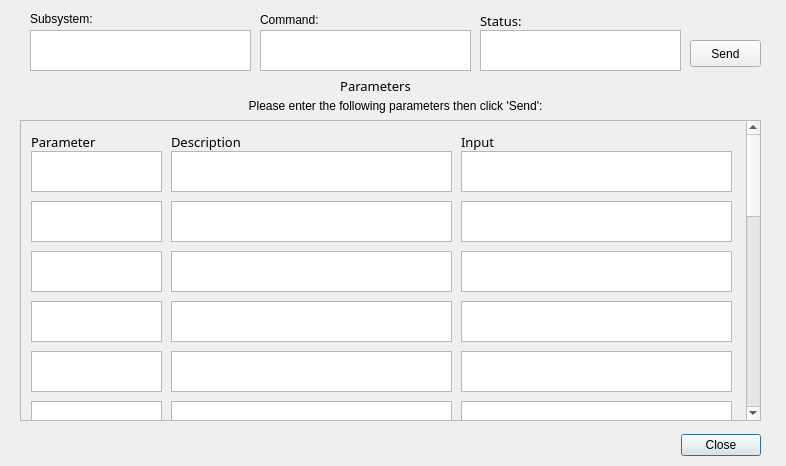
This is Subsystems/cmdGui/ParameterDialog.ui in nasa/cFS-GroundSystem as Qt 5 draws it before an edit. The edited form follows.
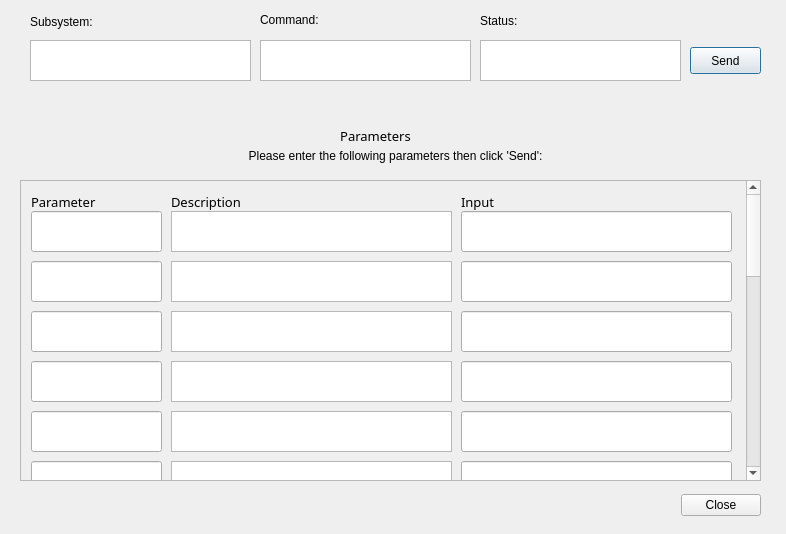
This is the edited form.

Diff of the .ui file:
```diff
--- a/Subsystems/cmdGui/ParameterDialog.ui
+++ b/Subsystems/cmdGui/ParameterDialog.ui
@@ -10,7 +10,7 @@
     <x>0</x>
     <y>0</y>
     <width>786</width>
-    <height>466</height>
+    <height>534</height>
    </rect>
   </property>
   <property name="windowTitle">
@@ -20,7 +20,7 @@
    <property name="geometry">
     <rect>
      <x>330</x>
-     <y>70</y>
+     <y>120</y>
      <width>91</width>
      <height>31</height>
     </rect>
@@ -42,7 +42,7 @@
    <property name="geometry">
     <rect>
      <x>120</x>
-     <y>90</y>
+     <y>140</y>
      <width>551</width>
      <height>31</height>
     </rect>
@@ -58,7 +58,7 @@
    <property name="geometry">
     <rect>
      <x>670</x>
-     <y>430</y>
+     <y>490</y>
      <width>101</width>
      <height>31</height>
     </rect>
@@ -80,7 +80,7 @@
    <property name="geometry">
     <rect>
      <x>480</x>
-     <y>30</y>
+     <y>40</y>
      <width>201</width>
      <height>41</height>
     </rect>
@@ -94,16 +94,10 @@
     <rect>
      <x>480</x>
      <y>10</y>
-     <width>51</width>
+     <width>61</width>
      <height>21</height>
     </rect>
    </property>
-   <property name="font">
-    <font>
-     <family>Sans Serif</family>
-     <pointsize>10</pointsize>
-    </font>
-   </property>
    <property name="text">
     <string>Status:</string>
    </property>
@@ -112,7 +106,7 @@
    <property name="geometry">
     <rect>
      <x>690</x>
-     <y>40</y>
+     <y>47</y>
      <width>71</width>
      <height>27</height>
     </rect>
@@ -120,6 +114,12 @@
    <property name="text">
     <string>Send</string>
    </property>
+   <property name="autoDefault">
+    <bool>false</bool>
+   </property>
+   <property name="default">
+    <bool>true</bool>
+   </property>
   </widget>
   <widget class="QLabel" name="label_5">
    <property name="geometry">
@@ -140,7 +140,7 @@
      <x>30</x>
      <y>10</y>
      <width>91</width>
-     <height>17</height>
+     <height>24</height>
     </rect>
    </property>
    <property name="text">
@@ -151,7 +151,7 @@
    <property name="geometry">
     <rect>
      <x>30</x>
-     <y>30</y>
+     <y>40</y>
      <width>221</width>
      <height>41</height>
     </rect>
@@ -161,7 +161,7 @@
    <property name="geometry">
     <rect>
      <x>260</x>
-     <y>30</y>
+     <y>40</y>
      <width>211</width>
      <height>41</height>
     </rect>
@@ -171,7 +171,7 @@
    <property name="geometry">
     <rect>
      <x>20</x>
-     <y>120</y>
+     <y>180</y>
      <width>741</width>
      <height>301</height>
     </rect>
@@ -188,18 +188,12 @@
      <height>500</height>
     </size>
    </property>
-   <property name="verticalScrollBarPolicy">
-    <enum>Qt::ScrollBarAlwaysOn</enum>
-   </property>
-   <property name="widgetResizable">
-    <bool>true</bool>
-   </property>
    <widget class="QWidget" name="scrollAreaWidgetContents_2">
     <property name="geometry">
      <rect>
       <x>0</x>
       <y>0</y>
-      <width>724</width>
+      <width>725</width>
       <height>1000</height>
      </rect>
     </property>
@@ -209,16 +203,6 @@
       <height>1000</height>
      </size>
     </property>
-    <widget class="QTextEdit" name="input_2">
-     <property name="geometry">
-      <rect>
-       <x>440</x>
-       <y>80</y>
-       <width>271</width>
-       <height>41</height>
-      </rect>
-     </property>
-    </widget>
     <widget class="QTextBrowser" name="descrip_1">
      <property name="geometry">
       <rect>
@@ -228,6 +212,18 @@
        <height>41</height>
       </rect>
      </property>
+     <property name="minimumSize">
+      <size>
+       <width>281</width>
+       <height>41</height>
+      </size>
+     </property>
+     <property name="maximumSize">
+      <size>
+       <width>300</width>
+       <height>41</height>
+      </size>
+     </property>
      <property name="font">
       <font>
        <pointsize>8</pointsize>
@@ -253,16 +249,6 @@
       <string>Input</string>
      </property>
     </widget>
-    <widget class="QTextEdit" name="input_5">
-     <property name="geometry">
-      <rect>
-       <x>440</x>
-       <y>230</y>
-       <width>271</width>
-       <height>41</height>
-      </rect>
-     </property>
-    </widget>
     <widget class="QLabel" name="label_param_title_3">
      <property name="geometry">
       <rect>
@@ -301,96 +287,6 @@
       <string>Description</string>
      </property>
     </widget>
-    <widget class="QTextEdit" name="input_1">
-     <property name="geometry">
-      <rect>
-       <x>440</x>
-       <y>30</y>
-       <width>271</width>
-       <height>41</height>
-      </rect>
-     </property>
-    </widget>
-    <widget class="QTextBrowser" name="paramName_1">
-     <property name="geometry">
-      <rect>
-       <x>10</x>
-       <y>30</y>
-       <width>131</width>
-       <height>41</height>
-      </rect>
-     </property>
-    </widget>
-    <widget class="QTextEdit" name="input_3">
-     <property name="geometry">
-      <rect>
-       <x>440</x>
-       <y>130</y>
-       <width>271</width>
-       <height>41</height>
-      </rect>
-     </property>
-    </widget>
-    <widget class="QTextEdit" name="input_4">
-     <property name="geometry">
-      <rect>
-       <x>440</x>
-       <y>180</y>
-       <width>271</width>
-       <height>41</height>
-      </rect>
-     </property>
-    </widget>
-    <widget class="QTextEdit" name="input_6">
-     <property name="geometry">
-      <rect>
-       <x>440</x>
-       <y>280</y>
-       <width>271</width>
-       <height>41</height>
-      </rect>
-     </property>
-    </widget>
-    <widget class="QTextEdit" name="input_7">
-     <property name="geometry">
-      <rect>
-       <x>440</x>
-       <y>330</y>
-       <width>271</width>
-       <height>41</height>
-      </rect>
-     </property>
-    </widget>
-    <widget class="QTextEdit" name="input_8">
-     <property name="geometry">
-      <rect>
-       <x>440</x>
-       <y>380</y>
-       <width>271</width>
-       <height>41</height>
-      </rect>
-     </property>
-    </widget>
-    <widget class="QTextEdit" name="input_9">
-     <property name="geometry">
-      <rect>
-       <x>440</x>
-       <y>430</y>
-       <width>271</width>
-       <height>41</height>
-      </rect>
-     </property>
-    </widget>
-    <widget class="QTextBrowser" name="paramName_2">
-     <property name="geometry">
-      <rect>
-       <x>10</x>
-       <y>80</y>
-       <width>131</width>
-       <height>41</height>
-      </rect>
-     </property>
-    </widget>
     <widget class="QTextBrowser" name="descrip_2">
      <property name="geometry">
       <rect>
@@ -421,26 +317,6 @@
       </font>
      </property>
     </widget>
-    <widget class="QTextBrowser" name="paramName_3">
-     <property name="geometry">
-      <rect>
-       <x>10</x>
-       <y>130</y>
-       <width>131</width>
-       <height>41</height>
-      </rect>
-     </property>
-    </widget>
-    <widget class="QTextBrowser" name="paramName_4">
-     <property name="geometry">
-      <rect>
-       <x>10</x>
-       <y>180</y>
-       <width>131</width>
-       <height>41</height>
-      </rect>
-     </property>
-    </widget>
     <widget class="QTextBrowser" name="descrip_4">
      <property name="geometry">
       <rect>
@@ -471,16 +347,6 @@
       </font>
      </property>
     </widget>
-    <widget class="QTextBrowser" name="paramName_5">
-     <property name="geometry">
-      <rect>
-       <x>10</x>
-       <y>230</y>
-       <width>131</width>
-       <height>41</height>
-      </rect>
-     </property>
-    </widget>
     <widget class="QTextBrowser" name="descrip_6">
      <property name="geometry">
       <rect>
@@ -496,16 +362,6 @@
       </font>
      </property>
     </widget>
-    <widget class="QTextBrowser" name="paramName_6">
-     <property name="geometry">
-      <rect>
-       <x>10</x>
-       <y>280</y>
-       <width>131</width>
-       <height>41</height>
-      </rect>
-     </property>
-    </widget>
     <widget class="QTextBrowser" name="descrip_7">
      <property name="geometry">
       <rect>
@@ -596,26 +452,236 @@
       </font>
      </property>
     </widget>
-    <widget class="QTextBrowser" name="paramName_10">
+    <widget class="QLineEdit" name="input_1">
      <property name="geometry">
       <rect>
-       <x>10</x>
-       <y>480</y>
-       <width>131</width>
+       <x>440</x>
+       <y>30</y>
+       <width>271</width>
        <height>41</height>
       </rect>
      </property>
     </widget>
-    <widget class="QTextEdit" name="input_10">
+    <widget class="QLineEdit" name="input_2">
      <property name="geometry">
       <rect>
        <x>440</x>
+       <y>80</y>
+       <width>271</width>
+       <height>41</height>
+      </rect>
+     </property>
+    </widget>
+    <widget class="QLineEdit" name="input_3">
+     <property name="geometry">
+      <rect>
+       <x>440</x>
+       <y>130</y>
+       <width>271</width>
+       <height>41</height>
+      </rect>
+     </property>
+    </widget>
+    <widget class="QLineEdit" name="input_4">
+     <property name="geometry">
+      <rect>
+       <x>440</x>
+       <y>180</y>
+       <width>271</width>
+       <height>41</height>
+      </rect>
+     </property>
+    </widget>
+    <widget class="QLineEdit" name="input_5">
+     <property name="geometry">
+      <rect>
+       <x>440</x>
+       <y>230</y>
+       <width>271</width>
+       <height>41</height>
+      </rect>
+     </property>
+    </widget>
+    <widget class="QLineEdit" name="input_6">
+     <property name="geometry">
+      <rect>
+       <x>440</x>
+       <y>280</y>
+       <width>271</width>
+       <height>41</height>
+      </rect>
+     </property>
+    </widget>
+    <widget class="QLineEdit" name="input_7">
+     <property name="geometry">
+      <rect>
+       <x>440</x>
+       <y>330</y>
+       <width>271</width>
+       <height>41</height>
+      </rect>
+     </property>
+    </widget>
+    <widget class="QLineEdit" name="input_8">
+     <property name="geometry">
+      <rect>
+       <x>440</x>
+       <y>380</y>
+       <width>271</width>
+       <height>41</height>
+      </rect>
+     </property>
+    </widget>
+    <widget class="QLineEdit" name="input_9">
+     <property name="geometry">
+      <rect>
+       <x>440</x>
+       <y>430</y>
+       <width>271</width>
+       <height>41</height>
+      </rect>
+     </property>
+    </widget>
+    <widget class="QLineEdit" name="input_10">
+     <property name="geometry">
+      <rect>
+       <x>440</x>
        <y>480</y>
        <width>271</width>
        <height>41</height>
       </rect>
      </property>
     </widget>
+    <widget class="QLineEdit" name="paramName_1">
+     <property name="geometry">
+      <rect>
+       <x>10</x>
+       <y>30</y>
+       <width>131</width>
+       <height>41</height>
+      </rect>
+     </property>
+     <property name="readOnly">
+      <bool>true</bool>
+     </property>
+    </widget>
+    <widget class="QLineEdit" name="paramName_2">
+     <property name="geometry">
+      <rect>
+       <x>10</x>
+       <y>80</y>
+       <width>131</width>
+       <height>41</height>
+      </rect>
+     </property>
+     <property name="readOnly">
+      <bool>true</bool>
+     </property>
+    </widget>
+    <widget class="QLineEdit" name="paramName_3">
+     <property name="geometry">
+      <rect>
+       <x>10</x>
+       <y>130</y>
+       <width>131</width>
+       <height>41</height>
+      </rect>
+     </property>
+     <property name="readOnly">
+      <bool>true</bool>
+     </property>
+    </widget>
+    <widget class="QLineEdit" name="paramName_4">
+     <property name="geometry">
+      <rect>
+       <x>10</x>
+       <y>180</y>
+       <width>131</width>
+       <height>41</height>
+      </rect>
+     </property>
+     <property name="readOnly">
+      <bool>true</bool>
+     </property>
+    </widget>
+    <widget class="QLineEdit" name="paramName_5">
+     <property name="geometry">
+      <rect>
+       <x>10</x>
+       <y>230</y>
+       <width>131</width>
+       <height>41</height>
+      </rect>
+     </property>
+     <property name="readOnly">
+      <bool>true</bool>
+     </property>
+    </widget>
+    <widget class="QLineEdit" name="paramName_6">
+     <property name="geometry">
+      <rect>
+       <x>10</x>
+       <y>280</y>
+       <width>131</width>
+       <height>41</height>
+      </rect>
+     </property>
+     <property name="readOnly">
+      <bool>true</bool>
+     </property>
+    </widget>
+    <widget class="QLineEdit" name="paramName_7">
+     <property name="geometry">
+      <rect>
+       <x>10</x>
+       <y>330</y>
+       <width>131</width>
+       <height>41</height>
+      </rect>
+     </property>
+     <property name="readOnly">
+      <bool>true</bool>
+     </property>
+    </widget>
+    <widget class="QLineEdit" name="paramName_8">
+     <property name="geometry">
+      <rect>
+       <x>10</x>
+       <y>380</y>
+       <width>131</width>
+       <height>41</height>
+      </rect>
+     </property>
+     <property name="readOnly">
+      <bool>true</bool>
+     </property>
+    </widget>
+    <widget class="QLineEdit" name="paramName_9">
+     <property name="geometry">
+      <rect>
+       <x>10</x>
+       <y>430</y>
+       <width>131</width>
+       <height>41</height>
+      </rect>
+     </property>
+     <property name="readOnly">
+      <bool>true</bool>
+     </property>
+    </widget>
+    <widget class="QLineEdit" name="paramName_10">
+     <property name="geometry">
+      <rect>
+       <x>10</x>
+       <y>480</y>
+       <width>131</width>
+       <height>41</height>
+      </rect>
+     </property>
+     <property name="readOnly">
+      <bool>true</bool>
+     </property>
+    </widget>
    </widget>
   </widget>
  </widget>
```
Left out of the diff: 67 changed lines with no effect on the pictures.
